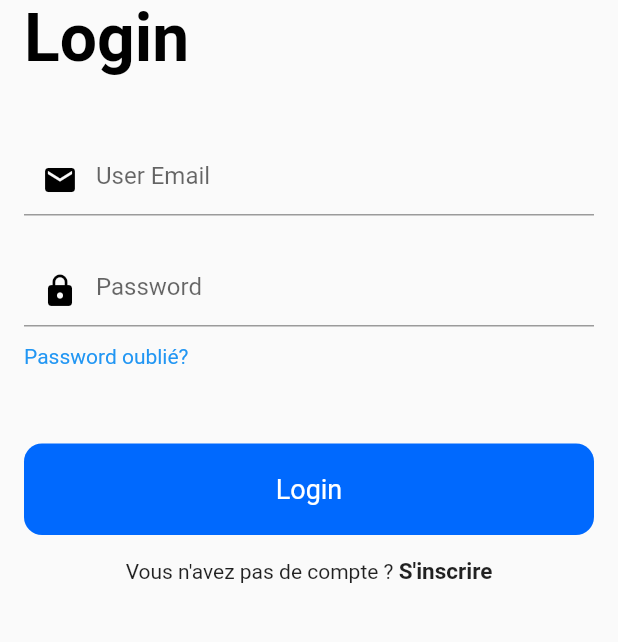
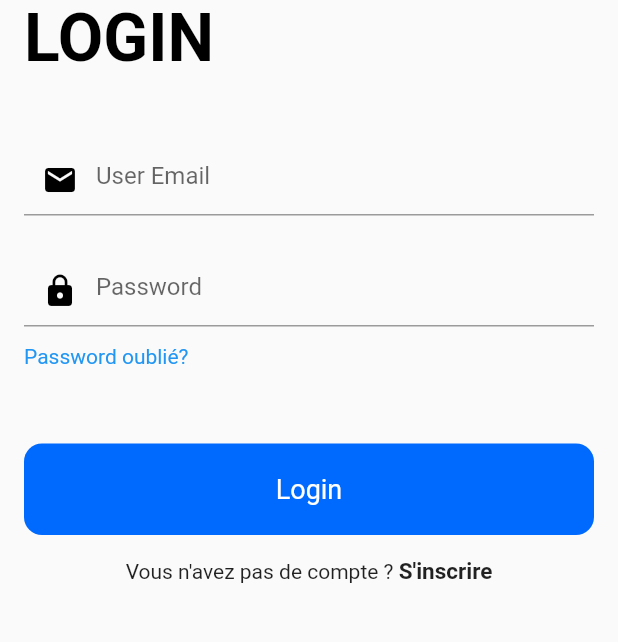
Before and after one commit to etiamayedze/master_project, a Flutter app: the screen it shows after launch, after a tap on "Se connecter", on a phone screen of 412 x 824 dp, the part 476-1118 px from its top. Run offline on Flutter 3.47's test engine with Material 2 defaults, Android fonts, the light colour scheme and no system bars; our stand-ins replace cloud_firestore, firebase_auth, firebase_core, firebase_storage, fluttertoast, google_fonts and 4 more; accounts and stored records are empty; network calls fail.

Commit message:
:construction: :adhesive_bandage: resolution de conflit - correction du botom overflow - ajout de l'icone de la messagerie

```diff
--- a/lib/screens/authentication/authentication.dart
+++ b/lib/screens/authentication/authentication.dart
@@ -34,6 +34,7 @@ class _LoginScreenState extends State<LoginScreen> {
     TextEditingController _emailController = TextEditingController();
     TextEditingController _passwordController = TextEditingController();
 
+    final isKeyBoard = MediaQuery.of(context).viewInsets.bottom !=0;
     return Scaffold(
       body: Padding(
         padding: const EdgeInsets.all(16.0),
@@ -41,8 +42,8 @@ class _LoginScreenState extends State<LoginScreen> {
           mainAxisAlignment: MainAxisAlignment.center,
           crossAxisAlignment: CrossAxisAlignment.start,
           children:  [
-            Lottie.asset('assets/dj-logo.json', height: 200, width: 500),
-            const Text("Login",
+            if (!isKeyBoard) Lottie.asset('assets/dj-logo.json', height: 200, width: 500),
+            const Text("LOGIN",
               style: TextStyle(
                   color: Colors.black,
                   fontSize: 44.0,
```
Also changed, not shown: lib/screens/global/navigation.dart (+12 -0 lines), pubspec.lock.
